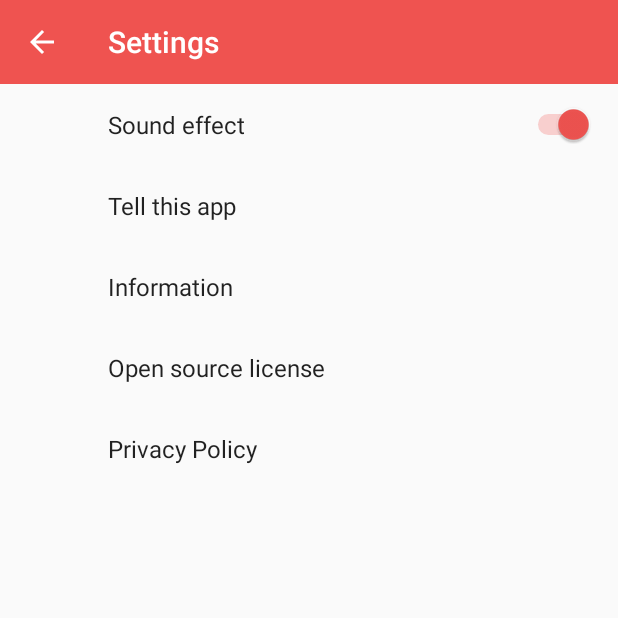
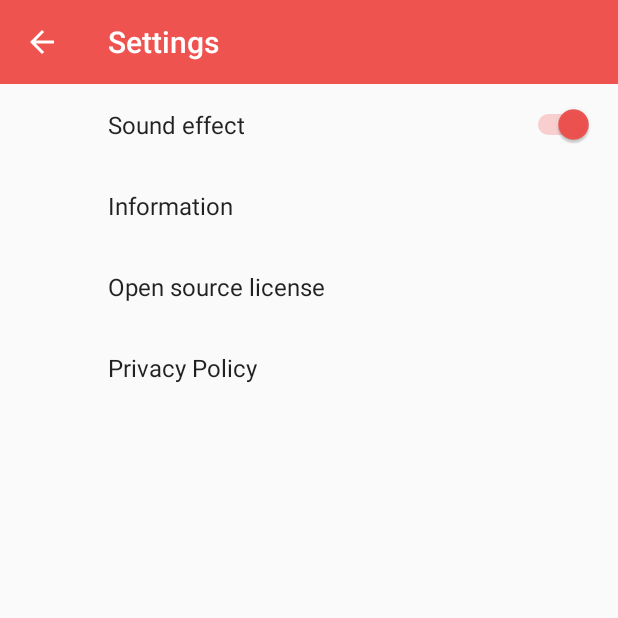
Before and after one commit to tfandkusu/quickecho, an Android app: the screen it shows after launch (SettingActivity), after a tap on "Settings", on a phone screen of 412 x 824 dp, the top half of it. Run offline under Robolectric (Android 15) with nearby library versions, the phone set to English and light mode, and no system bars; our stand-ins replace androidx.preference; libraries missing offline, so code that uses them is left out: de.greenrobot.event; pictures from the network do not load; 2 statements that could not run were skipped.

Commit message:
友人にアプリを教える機能を削除

```diff
--- a/app/build.gradle
+++ b/app/build.gradle
@@ -79,7 +79,6 @@ dependencies {
     // google-services.jsonがソースコード公開のためにモックになっているため。
     releaseImplementation 'com.google.firebase:firebase-core:17.2.1'
     releaseImplementation 'com.google.firebase:firebase-messaging:20.1.0'
-    releaseImplementation 'com.google.firebase:firebase-invites:17.0.0'
 
     // Preference
     implementation 'androidx.preference:preference:1.1.0'
--- a/app/src/main/java/jp/bellware/echo/view/setting/SettingFragment.kt
+++ b/app/src/main/java/jp/bellware/echo/view/setting/SettingFragment.kt
@@ -15,14 +15,6 @@ import jp.bellware.echo.R
 class SettingFragment : PreferenceFragmentCompat() {
     override fun onCreatePreferences(savedInstanceState: Bundle?, rootKey: String?) {
         addPreferencesFromResource(R.xml.setting)
-        run {
-            //紹介
-            val pref = findPreference<Preference>(PREF_INVITE)
-            pref?.onPreferenceClickListener = Preference.OnPreferenceClickListener {
-                callInviteActivity()
-                true
-            }
-        }
         run {
             //商品情報
             val pref = findPreference<Preference>(PREF_ABOUT)
@@ -51,14 +43,6 @@ class SettingFragment : PreferenceFragmentCompat() {
 
     }
 
-    private fun callInviteActivity() {
-        //ソースコード公開用に招待は無効
-        //        Intent intent = new AppInviteInvitation.IntentBuilder(getString(R.string.pref_invite))
-        //                .setDeepLink(Uri.parse("https://cp999.app.goo.gl/cffF"))
-        //                .build();
-        //        startActivityForResult(intent,1);
-    }
-
     private fun callAboutActivity() {
         val intent = Intent(activity, AboutActivity::class.java)
         startActivity(intent)
@@ -80,8 +64,6 @@ class SettingFragment : PreferenceFragmentCompat() {
 
         private const val PREF_ABOUT = "about"
 
-        private const val PREF_INVITE = "invite"
-
         private const val PREF_OSS = "oss"
 
         private const val PREF_PP = "pp"
--- a/app/src/main/res/values/strings.xml
+++ b/app/src/main/res/values/strings.xml
@@ -19,7 +19,6 @@
     <!-- 設定画面 -->
     <string name="title_setting">Settings</string>
     <string name="pref_sound">Sound effect</string>
-    <string name="pref_invite">Tell this app</string>
     <string name="pref_information">Information</string>
     <string name="pref_oss">Open source license</string>
     <string name="version" translatable="false">Version</string>
--- a/app/src/main/res/xml/setting.xml
+++ b/app/src/main/res/xml/setting.xml
@@ -4,9 +4,6 @@
         android:defaultValue="true"
         android:key="soundEffect"
         android:title="@string/pref_sound" />
-    <Preference
-        android:key="invite"
-        android:title="@string/pref_invite" />
     <Preference
         android:key="about"
         android:title="@string/pref_information" />
```
Also changed, not shown: 1 other file.
